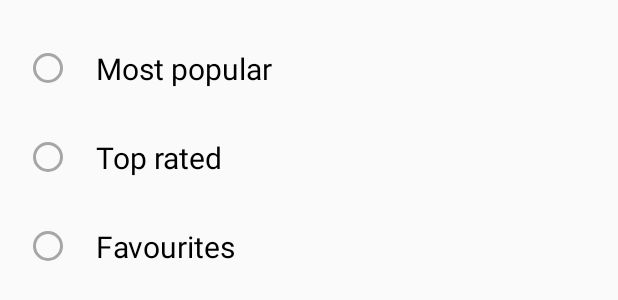
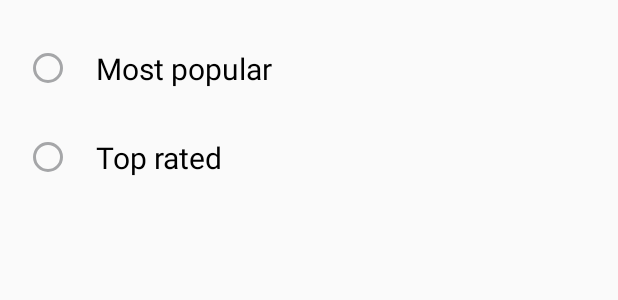
Before and after one commit to fatma-mohamed/Movies-App, an Android app: the layout sort_dialog.xml on its own in the app's theme, with its tools: preview values and no code run, on a phone screen of 412 x 824 dp. Shown: the top 300 px of the screen. Run offline under Robolectric (Android 15) with nearby library versions, the phone set to English and light mode, and no system bars.

Commit message:
Remove Favorites radio button in sort_dialog

```diff
--- a/app/src/main/res/layout/sort_dialog.xml
+++ b/app/src/main/res/layout/sort_dialog.xml
@@ -36,17 +36,5 @@
             android:textSize="20dp"
             android:clickable="true"
             />
-        <RadioButton
-            android:layout_height="wrap_content"
-            android:layout_width="match_parent"
-            android:paddingTop="@dimen/activity_horizontal_margin"
-            android:paddingBottom="@dimen/activity_horizontal_margin"
-            android:paddingLeft="@dimen/activity_vertical_margin"
-            android:paddingRight="@dimen/activity_vertical_margin"
-            android:id="@+id/favourites_option"
-            android:text="Favourites"
-            android:textSize="20dp"
-            android:clickable="true"
-            />
     </RadioGroup>
 </RelativeLayout>
```
